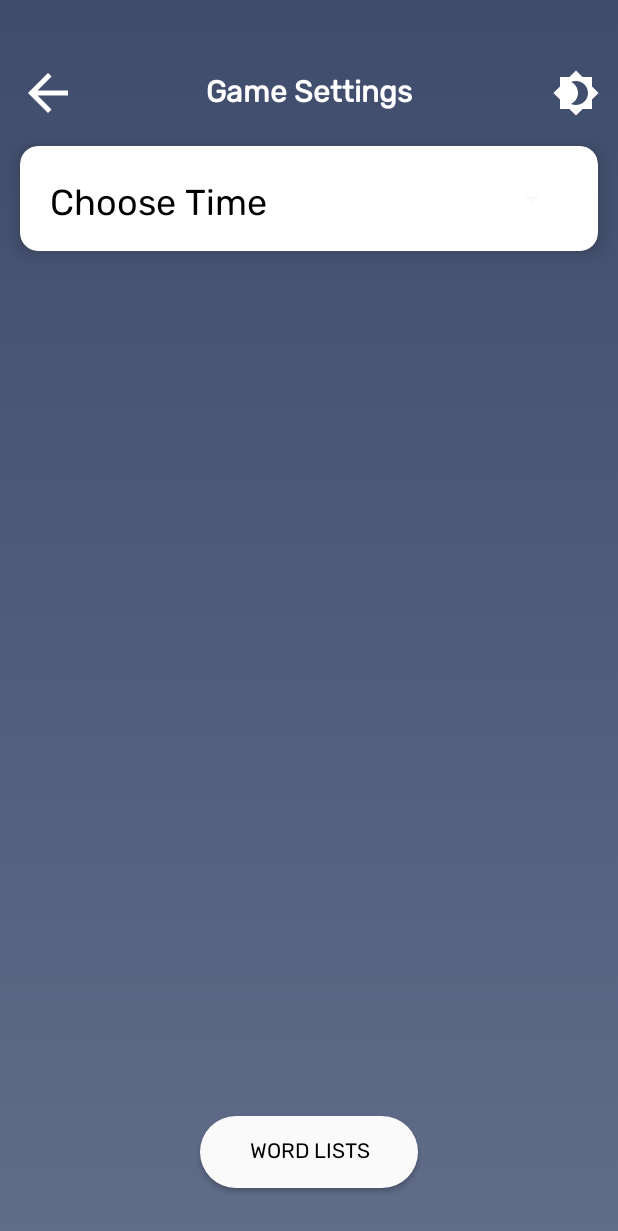
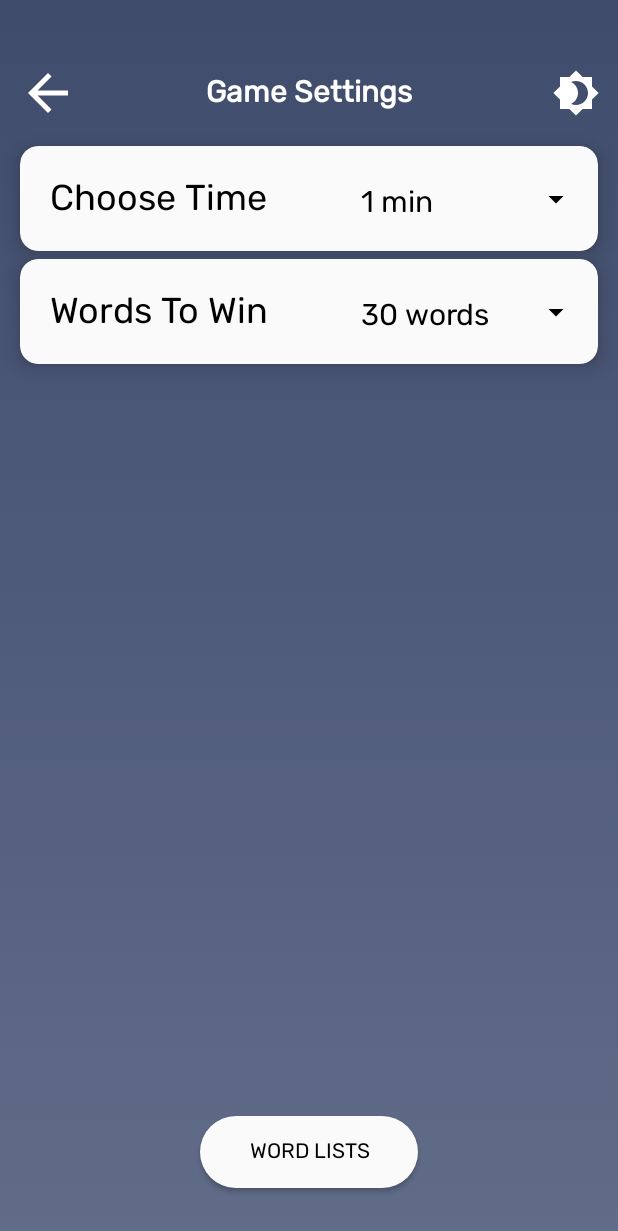
Before and after one commit to MarSeliN666/AliasKotlin, an Android app: the GameSettings screen opened through its navigation route, on a phone screen of 412 x 824 dp. Shown: the top 1231 px of the screen. Run offline under Robolectric (Android 15) with nearby library versions, the phone set to English and light mode, and no system bars.

Commit message:
it becomes better

```diff
--- a/app/src/main/java/com/example/alieskotlin/GameSettings.kt
+++ b/app/src/main/java/com/example/alieskotlin/GameSettings.kt
@@ -1,8 +1,6 @@
 package com.example.alieskotlin
 
 
-import android.content.res.AssetManager
-import android.graphics.Typeface
 import android.os.Bundle
 import androidx.fragment.app.Fragment
 import android.view.LayoutInflater
@@ -13,7 +11,11 @@ import android.widget.ArrayAdapter
 import androidx.navigation.fragment.findNavController
 import kotlinx.android.synthetic.main.fragment_game_settings.*
 
+var selectedTime: Long = 0
+var wordsToWin: Long = 0
+
 class GameSettings : Fragment() {
+
 
     override fun onCreateView(
         inflater: LayoutInflater, container: ViewGroup?,
@@ -23,24 +25,28 @@ class GameSettings : Fragment() {
         return inflater.inflate(R.layout.fragment_game_settings, container, false)
     }
 
+
+
     override fun onStart() {
 
-        var selectedTime : String
 
         moveToWordListChoosing.setOnClickListener {
             findNavController().navigate(R.id.action_gameSettings_to_wordListChoosing)
         }
 
         val timeChoose = arrayOf("30 sec", "1 min", "2 min", "4 min")
-        val arrayAdapter =
-            context?.let { ArrayAdapter<String>(it, android.R.layout.simple_spinner_dropdown_item, timeChoose) }
+        val spinnerTimeArrayAdapter =
+            context?.let { ArrayAdapter<String>(it, R.layout.spinner_text_dark, timeChoose) }
 
-        spinner_timeChoosing.adapter = arrayAdapter
+        spinnerTimeArrayAdapter?.setDropDownViewResource(R.layout.spinner_text_dark)
+        spinner_timeChoosing.adapter = spinnerTimeArrayAdapter
+        spinner_timeChoosing.setSelection(1)
         spinner_timeChoosing.onItemSelectedListener = object :
 
-        AdapterView.OnItemSelectedListener{
+            AdapterView.OnItemSelectedListener {
             override fun onNothingSelected(parent: AdapterView<*>?) {
-            selectedTime = "1 min"
+
+                selectedTime = 60000
             }
 
             override fun onItemSelected(
@@ -49,7 +55,43 @@ class GameSettings : Fragment() {
                 position: Int,
                 id: Long
             ) {
-            selectedTime = timeChoose[position]
+
+                when (position) {
+                    0 -> selectedTime = 30000
+                    1 -> selectedTime = 60000
+                    2 -> selectedTime = 120000
+                    3 -> selectedTime = 240000
+                }
+            }
+
+        }
+
+        val wordsToWinChoose = arrayOf("30 words", "60 words", "80 words", "100 words")
+        val spinnerWordsArrayAdapter =
+            context?.let { ArrayAdapter<String>(it, R.layout.spinner_text_dark, wordsToWinChoose) }
+
+        spinnerWordsArrayAdapter?.setDropDownViewResource(R.layout.spinner_text_dark)
+        spinner_wordsNumberChoosing.adapter = spinnerWordsArrayAdapter
+        spinner_wordsNumberChoosing.onItemSelectedListener = object :
+
+            AdapterView.OnItemSelectedListener {
+            override fun onNothingSelected(parent: AdapterView<*>?) {
+                wordsToWin = 30
+            }
+
+            override fun onItemSelected(
+                parent: AdapterView<*>?,
+                view: View?,
+                position: Int,
+                id: Long
+            ) {
+
+                when (position) {
+                    0 -> wordsToWin = 30
+                    1 -> wordsToWin = 60
+                    2 -> wordsToWin = 80
+                    3 -> wordsToWin = 100
+                }
             }
 
         }
--- a/app/src/main/java/com/example/alieskotlin/ListChoosing.kt
+++ b/app/src/main/java/com/example/alieskotlin/ListChoosing.kt
@@ -1,7 +1,6 @@
 package com.example.alieskotlin
 
 
-import android.graphics.Color
 import android.os.Bundle
 import androidx.fragment.app.Fragment
 import android.view.LayoutInflater
@@ -9,7 +8,7 @@ import android.view.View
 import android.view.ViewGroup
 import androidx.navigation.fragment.findNavController
 import androidx.recyclerview.widget.LinearLayoutManager
-import androidx.recyclerview.widget.RecyclerView
+import com.example.alieskotlin.adapters.ListsAdapter
 import kotlinx.android.synthetic.main.fragment_word_list_choosing.*
 
 class ListChoosing : Fragment() {
@@ -28,7 +27,8 @@ class ListChoosing : Fragment() {
         }
 
         recyclerView_lists.layoutManager = LinearLayoutManager(context)
-        recyclerView_lists.adapter = ListsAdapter()
+        recyclerView_lists.adapter =
+            ListsAdapter()
 
         super.onStart()
     }
--- a/app/src/main/java/com/example/alieskotlin/Teams.kt
+++ b/app/src/main/java/com/example/alieskotlin/Teams.kt
@@ -8,6 +8,7 @@ import android.view.ViewGroup
 import androidx.fragment.app.Fragment
 import androidx.navigation.fragment.findNavController
 import androidx.recyclerview.widget.LinearLayoutManager
+import com.example.alieskotlin.adapters.TeamsAdapter
 import kotlinx.android.synthetic.main.fragment_teams.*
 
 class Teams : Fragment() {
@@ -26,7 +27,8 @@ class Teams : Fragment() {
         }
 
         recyclerView_teams.layoutManager = LinearLayoutManager(context)
-        recyclerView_teams.adapter = TeamsAdapter()
+        recyclerView_teams.adapter =
+            TeamsAdapter()
 
         super.onStart()
     }
--- a/app/src/main/java/com/example/alieskotlin/ListsAdapter.kt
+++ b/app/src/main/java/com/example/alieskotlin/adapters/ListsAdapter.kt
@@ -1,9 +1,10 @@
-package com.example.alieskotlin
+package com.example.alieskotlin.adapters
 
 import android.view.LayoutInflater
 import android.view.View
 import android.view.ViewGroup
 import androidx.recyclerview.widget.RecyclerView
+import com.example.alieskotlin.R
 import kotlinx.android.synthetic.main.card_lists.view.*
 
 class ListsAdapter : RecyclerView.Adapter<WordListsViewHolder>() {
--- a/app/src/main/java/com/example/alieskotlin/TeamsAdapter.kt
+++ b/app/src/main/java/com/example/alieskotlin/adapters/TeamsAdapter.kt
@@ -1,9 +1,10 @@
-package com.example.alieskotlin
+package com.example.alieskotlin.adapters
 
 import android.view.LayoutInflater
 import android.view.View
 import android.view.ViewGroup
 import androidx.recyclerview.widget.RecyclerView
+import com.example.alieskotlin.R
 import kotlinx.android.synthetic.main.card_teams.view.*
 
 class TeamsAdapter : RecyclerView.Adapter<TeamsViewHolder>() {
--- a/app/src/main/java/com/example/alieskotlin/WordManagment/CardWordAdapter.kt
+++ b/app/src/main/java/com/example/alieskotlin/wordManagement/CardWordAdapter.kt
@@ -1,4 +1,4 @@
-package com.example.alieskotlin.WordManagment
+package com.example.alieskotlin.wordManagement
 
 import android.view.LayoutInflater
 import android.view.View
--- a/app/src/main/java/com/example/alieskotlin/WordManagment/Word.kt
+++ b/app/src/main/java/com/example/alieskotlin/wordManagement/Word.kt
@@ -1,5 +1,5 @@
 
-package com.example.alieskotlin.WordManagment
+package com.example.alieskotlin.wordManagement
 
 data class Word(
         val id: Long = counter++,
--- a/app/src/main/java/com/example/alieskotlin/WordManagment/WordDiffCallback.kt
+++ b/app/src/main/java/com/example/alieskotlin/wordManagement/WordDiffCallback.kt
@@ -1,4 +1,4 @@
-package com.example.alieskotlin.WordManagment
+package com.example.alieskotlin.wordManagement
 
 import androidx.recyclerview.widget.DiffUtil
 
--- a/app/src/main/res/layout/fragment_game_settings.xml
+++ b/app/src/main/res/layout/fragment_game_settings.xml
@@ -5,8 +5,8 @@
     android:layout_width="match_parent"
     android:layout_height="match_parent"
     android:background="@drawable/background_gradient"
-    tools:context=".GameSettings"
-    android:paddingTop="24dp">
+    android:paddingTop="24dp"
+    tools:context=".GameSettings">
 
     <androidx.constraintlayout.widget.ConstraintLayout
         android:id="@+id/looks_like_an_app_bar"
@@ -60,7 +60,7 @@
         android:layout_marginStart="13dp"
         android:layout_marginTop="5dp"
         android:layout_marginEnd="13dp"
-        app:cardBackgroundColor="#FFFFFF"
+        app:cardBackgroundColor="@color/colorPrimary"
         app:cardCornerRadius="12dp"
         app:cardElevation="8dp"
         app:contentPadding="4dp"
@@ -70,14 +70,14 @@
 
         <androidx.constraintlayout.widget.ConstraintLayout
             android:layout_width="match_parent"
-            android:layout_height="match_parent"
-            android:padding="16dp">
+            android:layout_height="match_parent">
 
             <TextView
                 android:id="@+id/tv_listName"
                 android:layout_width="wrap_content"
                 android:layout_height="wrap_content"
                 android:layout_alignParentTop="true"
+                android:layout_marginStart="16dp"
                 android:fontFamily="@font/rubik"
                 android:text="@string/choose_time"
                 android:textColor="@android:color/black"
@@ -88,13 +88,14 @@
 
             <Spinner
                 android:id="@+id/spinner_timeChoosing"
-                android:layout_width="120dp"
-                android:layout_height="35dp"
-                android:dropDownWidth="120dp"
-                android:theme="@style/SpinnerStyle"
-                app:layout_constraintBottom_toBottomOf="@+id/tv_listName"
+                android:layout_width="164dp"
+                android:layout_height="45dp"
+                android:backgroundTint="#000000"
+                android:dropDownWidth="130dp"
+                android:popupBackground="@color/colorPrimary"
+                app:layout_constraintBottom_toBottomOf="parent"
                 app:layout_constraintEnd_toEndOf="parent"
-                app:layout_constraintTop_toTopOf="@+id/tv_listName" />
+                app:layout_constraintTop_toTopOf="parent" />
 
         </androidx.constraintlayout.widget.ConstraintLayout>
     </androidx.cardview.widget.CardView>
@@ -112,4 +113,50 @@
         app:layout_constraintEnd_toEndOf="parent"
         app:layout_constraintStart_toStartOf="parent" />
 
+    <androidx.cardview.widget.CardView
+        android:id="@+id/card_WordsToWin"
+        android:layout_width="match_parent"
+        android:layout_height="70dp"
+        android:layout_marginStart="13dp"
+        android:layout_marginTop="5dp"
+        android:layout_marginEnd="13dp"
+        app:cardBackgroundColor="@color/colorPrimary"
+        app:cardCornerRadius="12dp"
+        app:cardElevation="8dp"
+        app:contentPadding="4dp"
+        app:layout_constraintEnd_toEndOf="parent"
+        app:layout_constraintStart_toStartOf="parent"
+        app:layout_constraintTop_toBottomOf="@+id/card_ChooseTime">
+
+        <androidx.constraintlayout.widget.ConstraintLayout
+            android:layout_width="match_parent"
+            android:layout_height="match_parent">
+
+            <TextView
+                android:id="@+id/tv_WordsToWin"
+                android:layout_width="wrap_content"
+                android:layout_height="wrap_content"
+                android:layout_alignParentTop="true"
+                android:layout_marginStart="16dp"
+                android:fontFamily="@font/rubik"
+                android:text="@string/words_to_win"
+                android:textColor="@android:color/black"
+                android:textSize="24sp"
+                app:layout_constraintBottom_toBottomOf="parent"
+                app:layout_constraintStart_toStartOf="parent"
+                app:layout_constraintTop_toTopOf="parent" />
+
+            <Spinner
+                android:id="@+id/spinner_wordsNumberChoosing"
+                android:layout_width="164dp"
+                android:layout_height="45dp"
+                android:backgroundTint="#000000"
+                android:dropDownWidth="130dp"
+                android:popupBackground="@color/colorPrimary"
+                app:layout_constraintBottom_toBottomOf="parent"
+                app:layout_constraintEnd_toEndOf="parent"
+                app:layout_constraintTop_toTopOf="parent" />
+        </androidx.constraintlayout.widget.ConstraintLayout>
+    </androidx.cardview.widget.CardView>
+
 </androidx.constraintlayout.widget.ConstraintLayout>
--- /dev/null
+++ b/app/src/main/res/layout/spinner_text_dark.xml
@@ -0,0 +1,11 @@
+<?xml version="1.0" encoding="utf-8"?>
+
+<TextView
+    xmlns:android="http://schemas.android.com/apk/res/android"
+    android:layout_width="match_parent"
+    android:layout_height="wrap_content"
+    android:textColor="#000000"
+    style="@style/DarkRubik"
+    android:textStyle="normal"
+    android:padding="10dp"
+    />
--- a/app/src/main/res/values/strings.xml
+++ b/app/src/main/res/values/strings.xml
@@ -30,5 +30,7 @@
     <string name="this_is_image">this is image</string>
     <string name="list_choosing">List Choosing</string>
     <string name="todo">TODO</string>
+    <string name="words_to_win">Words To Win</string>
+    <string name="round_n">Round-N</string>
 
 </resources>
--- a/app/src/main/res/values/styles.xml
+++ b/app/src/main/res/values/styles.xml
@@ -20,15 +20,6 @@
         <item name="android:background">@color/colorPrimary</item>
     </style>
 
-    <style name="SpinnerStyle" >
-        <item name="android:fontFamily" >@font/rubik</item>
-        <item name="android:textColor" >@color/colorAccent</item>
-        <item name="android:title" >@color/colorAccent</item>
-        <item name="android:backgroundTint" >@color/colorPrimary</item>
-
-
-    </style>
-
     <style name="DarkRubik">
         <item name="android:fontFamily">@font/rubik</item>
         <item name="android:layout_width">wrap_content</item>
--- a/build.gradle
+++ b/build.gradle
@@ -8,7 +8,7 @@ buildscript {
 
     }
     dependencies {
-        classpath 'com.android.tools.build:gradle:3.6.0'
+        classpath 'com.android.tools.build:gradle:3.6.1'
         classpath "org.jetbrains.kotlin:kotlin-gradle-plugin:$kotlin_version"
         // NOTE: Do not place your application dependencies here; they belong
         // in the individual module build.gradle files
```
Also changed, not shown: app/src/main/java/com/example/alieskotlin/Game.kt (+9 -6 lines), app/src/main/res/drawable/card_background.xml (added, +19 -0 lines), app/src/main/res/layout/fragment_game.xml (+4 -7 lines), app/src/main/res/layout/spinner_text_light.xml (added, +9 -0 lines).
